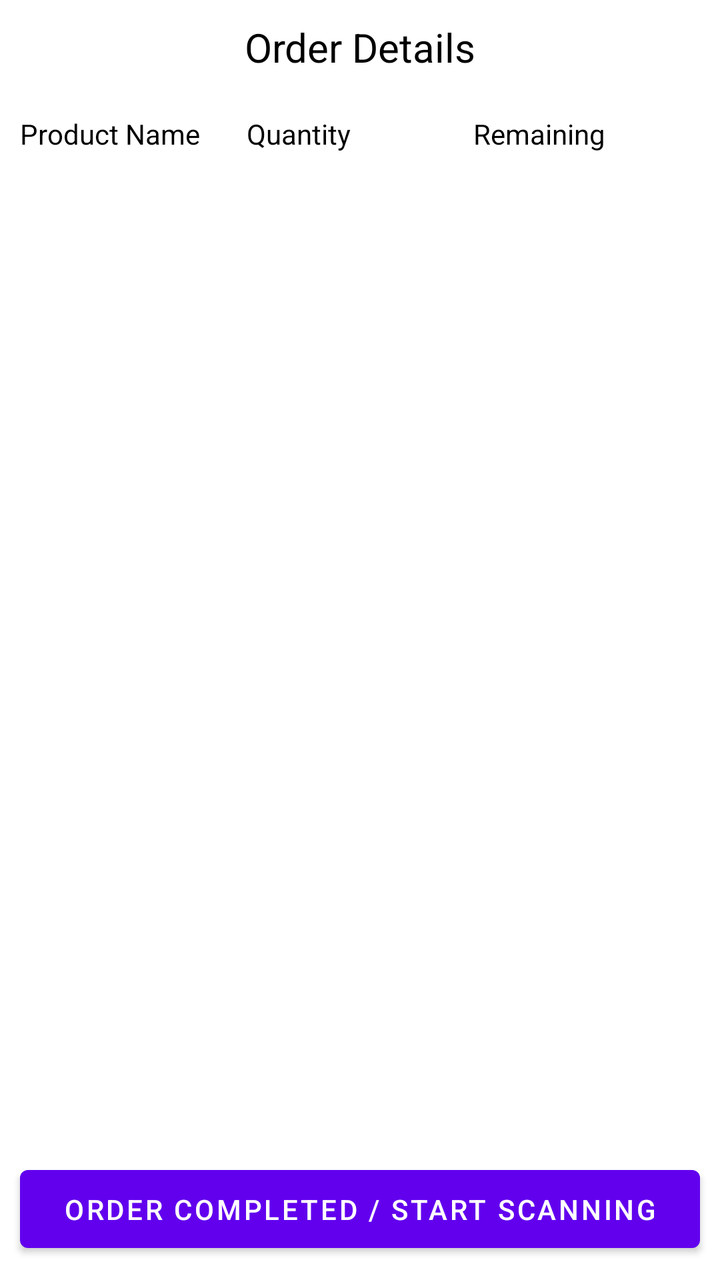
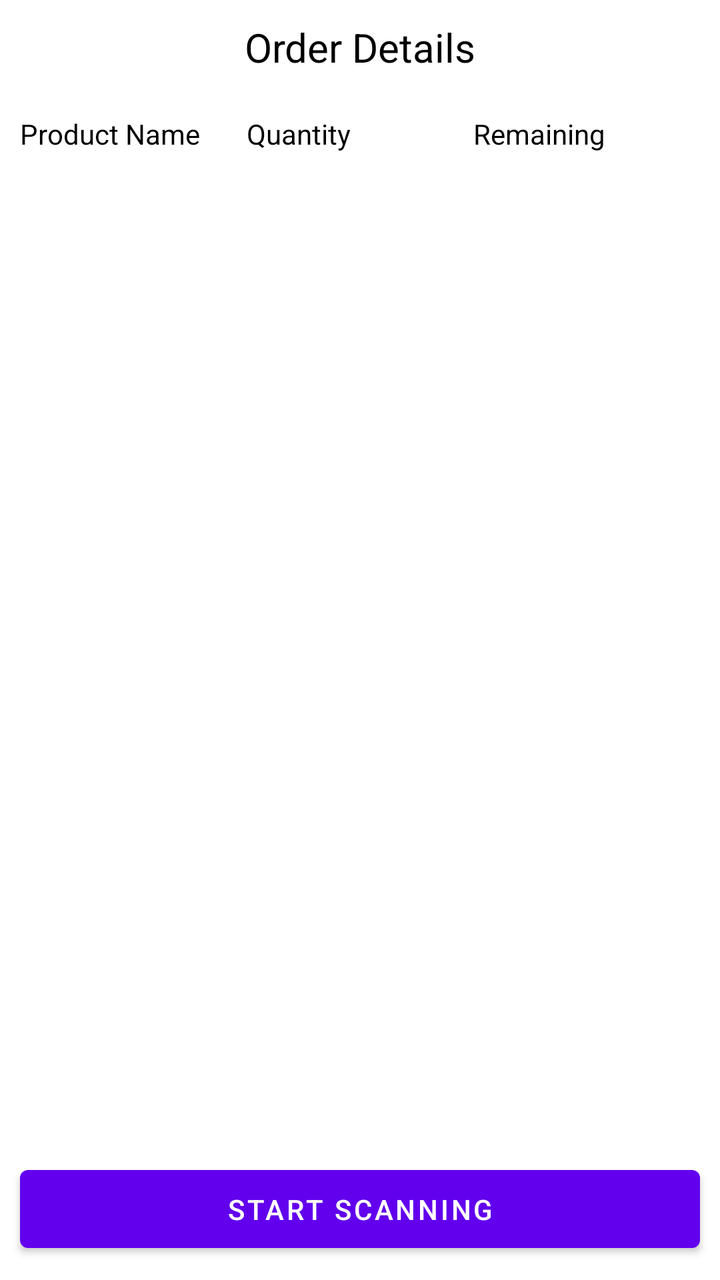

Before-and-after screenshots of an Android layout around one commit, followed by the original layout XML and the change that was made.
<!-- AndroidManifest.xml: application theme Theme.picker -->
<!-- res/layout/activity_order_details.xml -->
<?xml version="1.0" encoding="utf-8"?>
<androidx.constraintlayout.widget.ConstraintLayout xmlns:android="http://schemas.android.com/apk/res/android"
    xmlns:app="http://schemas.android.com/apk/res-auto"
    xmlns:tools="http://schemas.android.com/tools"
    android:layout_width="match_parent"
    android:layout_height="match_parent"
    tools:context=".ui.OrderDetailsActivity">

    <TextView
        android:layout_margin="10dp"
        app:layout_constraintEnd_toEndOf="parent"
        app:layout_constraintStart_toStartOf="parent"
        app:layout_constraintTop_toTopOf="parent"
        android:id="@+id/orderHeader"
        android:text="Order Details"
        android:textSize="20dp"
        android:gravity="center"
        android:textColor="@color/black"
        android:layout_width="match_parent"
        android:layout_height="wrap_content"/>

    <LinearLayout
        android:id="@+id/header"
        app:layout_constraintTop_toBottomOf="@+id/orderHeader"
        app:layout_constraintStart_toStartOf="parent"
        app:layout_constraintEnd_toEndOf="parent"
        android:layout_width="match_parent"
        android:weightSum="3"
        android:gravity="center"
        android:layout_margin="10dp"
        android:orientation="horizontal"
        android:layout_height="40dp">
        <TextView
            android:gravity="center_vertical"
            android:textSize="14sp"
            android:textColor="@color/black"
            android:text="Product Name"
            android:layout_weight="1"
            android:layout_width="0dp"
            android:layout_height="40dp"/>
        <TextView
            android:gravity="center_vertical"
            android:textSize="14sp"
            android:textColor="@color/black"
            android:text="Quantity"
            android:layout_weight="1"
            android:layout_width="0dp"
            android:layout_height="40dp"/>
        <TextView
            android:gravity="center_vertical"
            android:textSize="14sp"
            android:textColor="@color/black"
            android:text="Remaining"
            android:layout_weight="1"
            android:layout_width="0dp"
            android:layout_height="40dp"/>
    </LinearLayout>
    <androidx.recyclerview.widget.RecyclerView
        android:layout_marginTop="10dp"
        app:layout_constraintTop_toBottomOf="@+id/header"
        app:layout_constraintStart_toStartOf="parent"
        app:layout_constraintEnd_toEndOf="parent"
        android:id="@+id/rvMain"
        app:layout_constraintBottom_toTopOf="@+id/orderCompleteBtn"
        app:layout_constraintBottom_toBottomOf="parent"
        android:layout_width="match_parent"
        android:layout_height="0dp"/>
    <Button
        android:padding="10dp"
        android:layout_margin="10dp"
        app:layout_constraintEnd_toEndOf="parent"
        app:layout_constraintStart_toStartOf="parent"
        app:layout_constraintBottom_toBottomOf="parent"
        android:id="@+id/orderCompleteBtn"
        android:text="Order Completed / Start Scanning"
        android:layout_width="match_parent"
        android:layout_height="wrap_content"/>
</androidx.constraintlayout.widget.ConstraintLayout>
<!-- resources referenced by this layout -->
<resources>
  <color name="black">#FF000000</color>
  <style name="Theme.picker" parent="Theme.MaterialComponents.DayNight.DarkActionBar">
          
          <item name="colorPrimary">@color/purple_500</item>
          <item name="colorPrimaryVariant">@color/purple_700</item>
          <item name="colorOnPrimary">@color/white</item>
          
          <item name="colorSecondary">@color/teal_200</item>
          <item name="colorSecondaryVariant">@color/teal_700</item>
          <item name="colorOnSecondary">@color/black</item>
          
          <item name="android:statusBarColor" tools:targetApi="l">?attr/colorPrimaryVariant</item>
          
      </style>
  <color name="purple_500">#FF6200EE</color>
  <color name="purple_700">#FF3700B3</color>
  <color name="white">#FFFFFFFF</color>
  <color name="teal_200">#FF03DAC5</color>
  <color name="teal_700">#FF018786</color>
</resources>

<!-- the commit's change to res/layout/activity_order_details.xml (unified diff, before → after) -->
@@ -72,7 +72,85 @@
         app:layout_constraintStart_toStartOf="parent"
         app:layout_constraintBottom_toBottomOf="parent"
         android:id="@+id/orderCompleteBtn"
-        android:text="Order Completed / Start Scanning"
+        android:text="Start Scanning"
         android:layout_width="match_parent"
         android:layout_height="wrap_content"/>
+
+    <androidx.constraintlayout.widget.Group
+        android:visibility="gone"
+        android:background="@drawable/action_dialog_bg"
+        app:constraint_referenced_ids="actionDialogHeadingEtv,actionDialogHeadingTv,
+        actionDialogScannedBtn,bottomDivider,actionDialogClose"
+        android:layout_marginStart="25dp"
+        android:layout_marginEnd="25dp"
+        android:id="@+id/actionDialog"
+        android:layout_width="match_parent"
+        android:layout_height="0dp"
+        app:layout_constraintBottom_toBottomOf="@+id/bottomDivider"
+        app:layout_constraintEnd_toEndOf="parent"
+        app:layout_constraintStart_toStartOf="parent"
+        app:layout_constraintTop_toTopOf="@+id/actionDialogHeadingTv" />
+
+    <TextView
+        android:layout_margin="20dp"
+        android:paddingTop="20dp"
+        android:id="@+id/actionDialogHeadingTv"
+        android:layout_width="wrap_content"
+        android:layout_height="wrap_content"
+        android:layout_marginTop="20sp"
+        android:text="Scan Basket QR Code"
+        android:textColor="@color/black"
+        android:textSize="14sp"
+        app:layout_constraintBottom_toTopOf="@+id/actionDialogHeadingEtv"
+        app:layout_constraintEnd_toEndOf="parent"
+        app:layout_constraintStart_toStartOf="parent"
+        app:layout_constraintTop_toTopOf="parent"
+        app:layout_constraintVertical_chainStyle="packed" />
+
+    <EditText
+        android:gravity="center"
+        android:id="@+id/actionDialogHeadingEtv"
+        android:layout_width="wrap_content"
+        android:layout_height="wrap_content"
+        android:layout_margin="20dp"
+        android:padding="10dp"
+        android:background="@drawable/edittextbg"
+        android:hint="Enter QR Scanner Code"
+        android:textColor="@color/black"
+        android:textColorHint="#aaaaaa"
+        android:textSize="14sp"
+        app:layout_constraintBottom_toTopOf="@+id/actionDialogScannedBtn"
+        app:layout_constraintEnd_toEndOf="parent"
+        app:layout_constraintStart_toStartOf="parent"
+        app:layout_constraintTop_toBottomOf="@+id/actionDialogHeadingTv" />
+
+    <Button
+        android:id="@+id/actionDialogScannedBtn"
+        android:layout_width="match_parent"
+        android:layout_height="wrap_content"
+        android:layout_marginStart="40dp"
+        android:layout_marginEnd="40dp"
+        android:padding="10dp"
+        android:text="Start Scanning"
+        app:layout_constraintTop_toBottomOf="@+id/actionDialogHeadingEtv"
+        app:layout_constraintEnd_toEndOf="parent"
+        app:layout_constraintStart_toStartOf="parent"
+        app:layout_constraintBottom_toTopOf="@+id/bottomDivider" />
+    <ImageView
+        app:layout_constraintEnd_toEndOf="parent"
+        app:layout_constraintStart_toStartOf="parent"
+        app:layout_constraintBottom_toBottomOf="parent"
+        app:layout_constraintTop_toBottomOf="@+id/actionDialogScannedBtn"
+        android:id="@+id/bottomDivider"
+        android:layout_width="wrap_content"
+        android:layout_height="30dp"/>
+
+    <ImageView
+        android:layout_margin="15dp"
+        app:layout_constraintTop_toTopOf="@+id/actionDialog"
+        app:layout_constraintEnd_toEndOf="@+id/actionDialog"
+        android:src="@drawable/ic_action_cross_black"
+        android:id="@+id/actionDialogClose"
+        android:layout_width="25dp"
+        android:layout_height="25dp"/>
 </androidx.constraintlayout.widget.ConstraintLayout>
<!-- resource entries referenced after the edit -->
@@ -1,7 +1,24 @@
 <!-- resources referenced by this layout -->
 <resources>
   <color name="black">#FF000000</color>
-  <style name="Theme.picker" parent="Theme.MaterialComponents.DayNight.DarkActionBar">
+  <!-- drawable action_dialog_bg (drawable) -->
+  <?xml version="1.0" encoding="UTF-8"?>
+  <shape xmlns:android="http://schemas.android.com/apk/res/android">
+      <solid android:color="#dddddd" />
+  
+      <corners android:radius="7dp" />
+  
+  </shape>
+  <!-- drawable edittextbg (drawable) -->
+  <?xml version="1.0" encoding="UTF-8"?>
+  <shape xmlns:android="http://schemas.android.com/apk/res/android">
+      <solid android:color="@color/white" />
+  
+      <corners android:radius="5dp" />
+  
+  </shape>
+  <!-- drawable ic_action_cross_black: png bitmap (drawable-v24, 395 bytes) -->
+  <style name="Theme.picker" parent="Theme.MaterialComponents.DayNight.NoActionBar">
           
           <item name="colorPrimary">@color/purple_500</item>
           <item name="colorPrimaryVariant">@color/purple_700</item>
